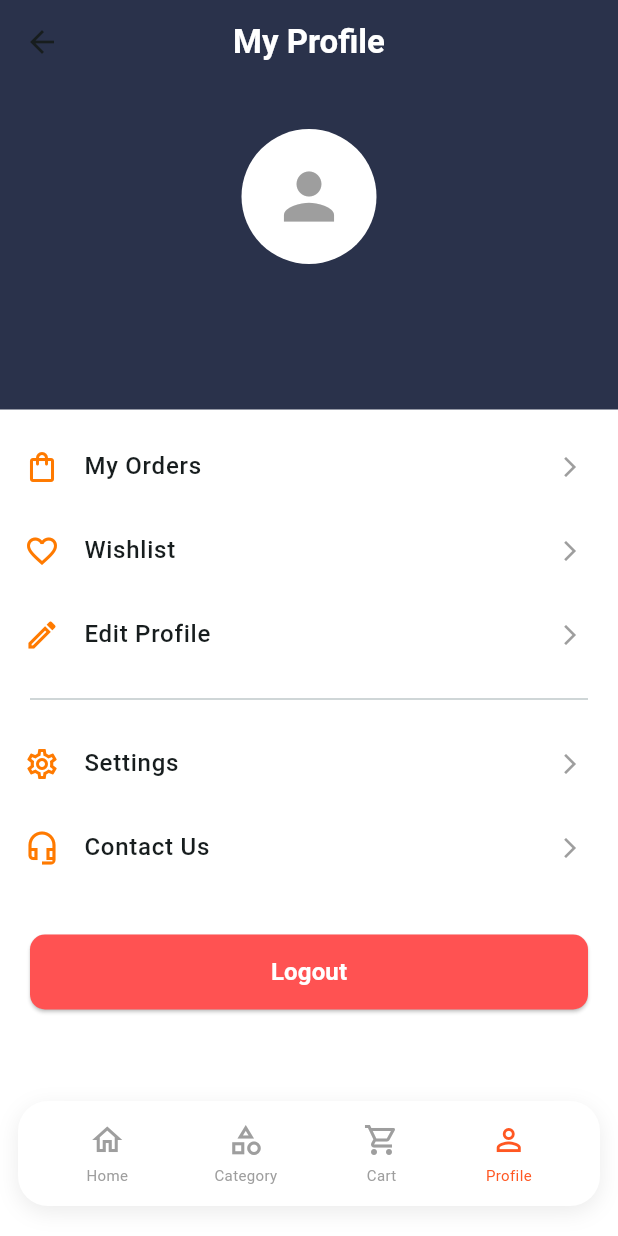
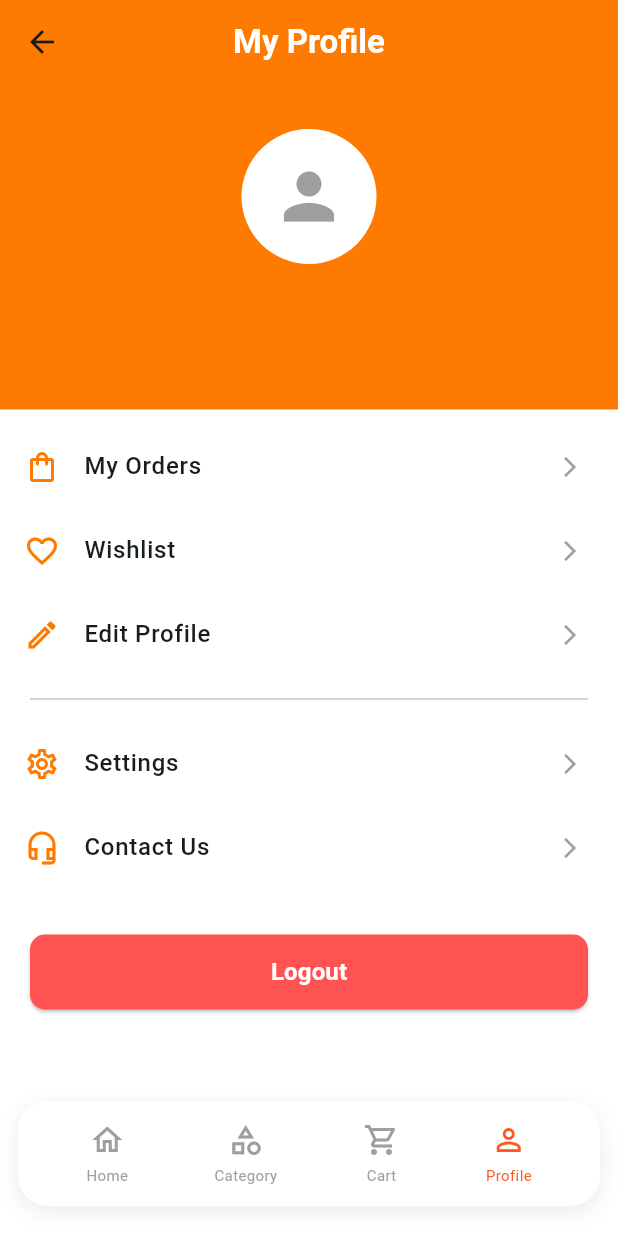
Before and after one commit to hasnine24/CartX, a Flutter app: the ProfilePage screen opened directly, on a phone screen of 412 x 824 dp. Run offline on Flutter 3.47's test engine with Material 3 defaults, Android fonts, the phone set to English and light mode, and no system bars; our stand-ins replace cloud_firestore, firebase_auth, firebase_core; accounts and stored records are empty.

Commit message:
Tahmid: firebase, firestore, profile page, signup, login, order tracking, wishlist

```diff
--- a/lib/Hasnine/product_description.dart
+++ b/lib/Hasnine/product_description.dart
@@ -50,7 +50,7 @@ class ProductListPage extends StatelessWidget {
               ),
               title: Text(product.name),
               subtitle: Text(product.category),
-              trailing: Text('\৳${product.price.toStringAsFixed(2)}'),
+              trailing: Text('৳${product.price.toStringAsFixed(2)}'),
               onTap: () {
                 Navigator.push(
                   context,
@@ -160,7 +160,7 @@ class _ProductDescriptionPageState extends State<ProductDescriptionPage> {
           Text(widget.product.category),
           const SizedBox(height: 6),
           Text(
-            '\৳${widget.product.price.toStringAsFixed(2)}',
+            '৳${widget.product.price.toStringAsFixed(2)}',
             style: const TextStyle(
               fontSize: 20,
               fontWeight: FontWeight.bold,
@@ -194,7 +194,7 @@ class _ProductDescriptionPageState extends State<ProductDescriptionPage> {
           ),
           const SizedBox(height: 10),
           Text(
-            'Total: \৳${total.toStringAsFixed(2)}',
+            'Total: ৳${total.toStringAsFixed(2)}',
             style: const TextStyle(
               fontWeight: FontWeight.bold,
             ),
--- a/lib/Tahmid/contact_us_page.dart
+++ b/lib/Tahmid/contact_us_page.dart
@@ -11,7 +11,7 @@ class ContactUsPage extends StatelessWidget {
       backgroundColor: const Color(0xFFF8F9FA),
       appBar: AppBar(
         title: const Text("Contact Us", style: TextStyle(color: Colors.white, fontWeight: FontWeight.bold)),
-        backgroundColor: const Color(0xFF2A324B),
+        backgroundColor: brandOrange,
         iconTheme: const IconThemeData(color: Colors.white),
         centerTitle: true,
       ),
--- a/lib/Tahmid/edit_profile_page.dart
+++ b/lib/Tahmid/edit_profile_page.dart
@@ -57,7 +57,7 @@ class _EditProfilePageState extends State<EditProfilePage> {
       backgroundColor: const Color(0xFFF8F9FA),
       appBar: AppBar(
         title: const Text("Edit Profile", style: TextStyle(color: Colors.white, fontWeight: FontWeight.bold)),
-        backgroundColor: navyBlue,
+        backgroundColor: brandOrange,
         iconTheme: const IconThemeData(color: Colors.white),
         centerTitle: true,
         elevation: 0,
--- a/lib/Tahmid/my_orders_page.dart
+++ b/lib/Tahmid/my_orders_page.dart
@@ -13,7 +13,7 @@ class MyOrdersPage extends StatelessWidget {
       backgroundColor: const Color(0xFFF8F9FA),
       appBar: AppBar(
         title: const Text("Order History", style: TextStyle(color: Colors.white, fontWeight: FontWeight.bold)),
-        backgroundColor: const Color(0xFF2A324B),
+        backgroundColor: const Color(0xFFFF7A00),
         iconTheme: const IconThemeData(color: Colors.white),
         centerTitle: true,
         elevation: 0,
--- a/lib/Tahmid/profile_page.dart
+++ b/lib/Tahmid/profile_page.dart
@@ -34,7 +34,7 @@ class ProfilePage extends StatelessWidget {
       backgroundColor: Colors.white,
       appBar: AppBar(
         title: const Text("My Profile", style: TextStyle(color: Colors.white, fontWeight: FontWeight.bold)),
-        backgroundColor: navyBlue,
+        backgroundColor: brandOrange,
         elevation: 0,
         centerTitle: true,
       ),
@@ -44,7 +44,7 @@ class ProfilePage extends StatelessWidget {
             // --- Top Section: Profile Header ---
             Container(
               width: double.infinity,
-              color: navyBlue,
+              color: brandOrange,
               padding: const EdgeInsets.symmetric(vertical: 30),
               child: StreamBuilder<DocumentSnapshot>(
                 stream: FirebaseFirestore.instance.collection('users').doc(user?.uid).snapshots(),
--- a/lib/Tahmid/settings_page.dart
+++ b/lib/Tahmid/settings_page.dart
@@ -17,7 +17,7 @@ class _SettingsPageState extends State<SettingsPage> {
       backgroundColor: const Color(0xFFF8F9FA),
       appBar: AppBar(
         title: const Text("Settings", style: TextStyle(color: Colors.white, fontWeight: FontWeight.bold)),
-        backgroundColor: const Color(0xFF2A324B),
+        backgroundColor: brandOrange,
         iconTheme: const IconThemeData(color: Colors.white),
         centerTitle: true,
       ),
--- a/lib/Tahmid/wishlist_page.dart
+++ b/lib/Tahmid/wishlist_page.dart
@@ -14,8 +14,8 @@ class WishlistPage extends StatelessWidget {
     return Scaffold(
       backgroundColor: const Color(0xFFF8F9FA),
       appBar: AppBar(
-        title: const Text("My Wishlist", style: TextStyle(color: Colors.white)),
-        backgroundColor: const Color(0xFF2A324B),
+        title: const Text("My Wishlist", style: TextStyle(color: Colors.white, fontWeight: FontWeight.bold)),
+        backgroundColor: const Color(0xFFFF7A00),
         iconTheme: const IconThemeData(color: Colors.white),
       ),
       body: StreamBuilder<QuerySnapshot>(
```
Also changed, not shown: lib/Hasnine/home_page.dart (+4 -4 lines), 2 other files.
